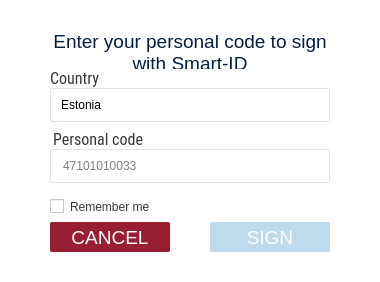
Qt form client/dialogs/SmartIDDialog.ui (open-eid/DigiDoc4-Client) before a commit.
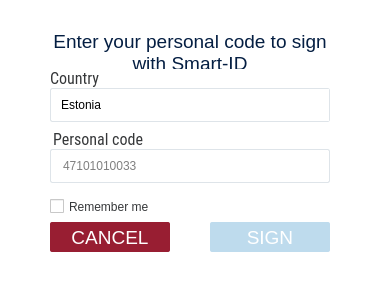
The same form after that commit. Icons and pictures are not drawn. Custom widgets are drawn as their Qt base class.

Commit message:
Set fixed spacing to radiobutton/checkbox
IB-6834

```diff
--- a/client/dialogs/SmartIDDialog.ui
+++ b/client/dialogs/SmartIDDialog.ui
@@ -64,6 +64,7 @@
 }
 QCheckBox {
 min-height: 31px;
+spacing: 5px;
 }
 QCheckBox:disabled {
 color: #75787B;
```
The commit also changes 2 other files.
